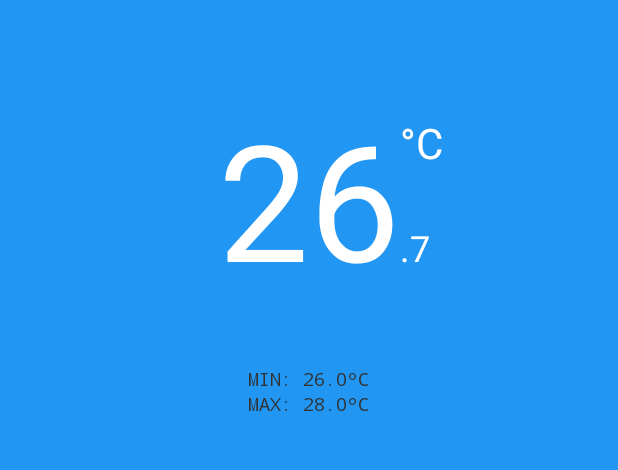
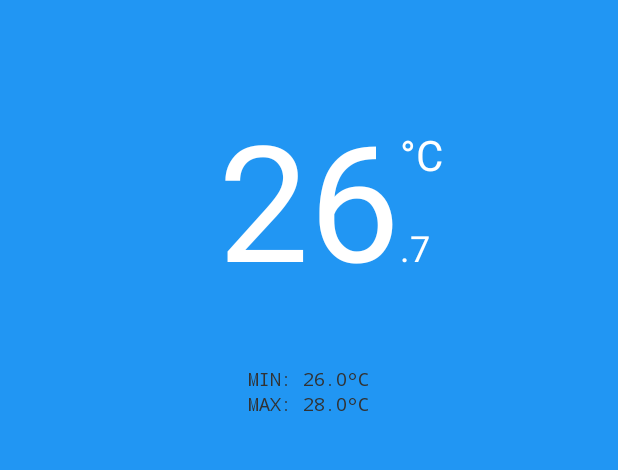
Before and after one commit to switchpal/Android, an Android app: the DeviceActivity screen opened directly, with no data from a screen before it, on a phone screen of 412 x 824 dp, the part 71-541 px from its top. Run offline under Robolectric (Android 15) with nearby library versions, the phone set to English and light mode, and no system bars; 2 statements that could not run were skipped.

Commit message:
Android: user slider to set temperature range.

```diff
--- a/src/main/res/layout/activity_device.xml
+++ b/src/main/res/layout/activity_device.xml
@@ -62,7 +62,7 @@
                     android:layout_gravity="center_horizontal"
                     android:text="26"
                     android:textColor="@color/textPrimary"
-                    android:id="@+id/text_temperature"
+                    android:id="@+id/text_temperature_integer"
                     android:layout_centerHorizontal="true"
                     android:textSize="108dp"
                     />
@@ -72,8 +72,9 @@
                     android:layout_height="wrap_content"
                     android:text=".7"
                     android:textColor="@color/textPrimary"
-                    android:layout_toRightOf="@id/text_temperature"
-                    android:layout_alignBaseline="@+id/text_temperature"
+                    android:id="@+id/text_temperature_fractional"
+                    android:layout_toRightOf="@id/text_temperature_integer"
+                    android:layout_alignBaseline="@+id/text_temperature_integer"
                     android:textSize="24dp"/>
 
                 <TextView
@@ -81,9 +82,9 @@
                     android:layout_height="wrap_content"
                     android:text="°C"
                     android:textColor="@color/textPrimary"
-                    android:layout_toRightOf="@id/text_temperature"
-                    android:layout_alignTop="@+id/text_temperature"
-                    android:paddingTop="16dp"
+                    android:layout_toRightOf="@id/text_temperature_integer"
+                    android:layout_centerVertical="true"
+                    android:paddingBottom="58dp"
                     android:textSize="28dp"/>
             </RelativeLayout>
 
```
Also changed, not shown: src/main/java/com/getswitchpal/android/DeviceActivity.java (+73 -38 lines), src/main/res/layout/dialog_temperature.xml (+10 -4 lines).
